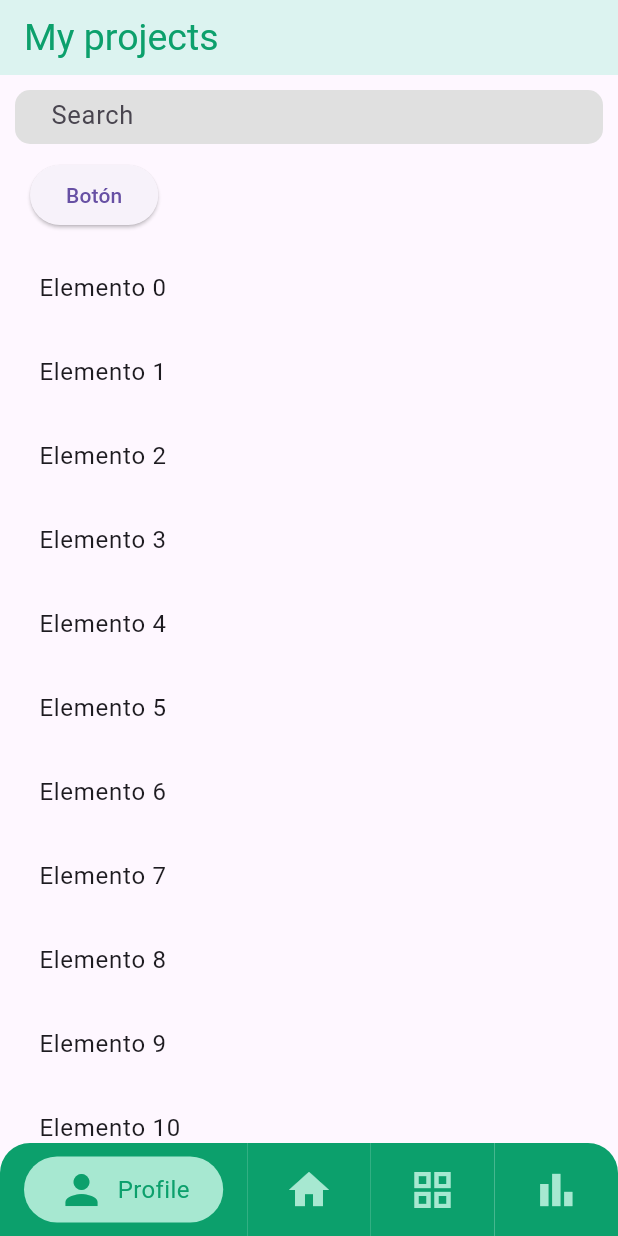
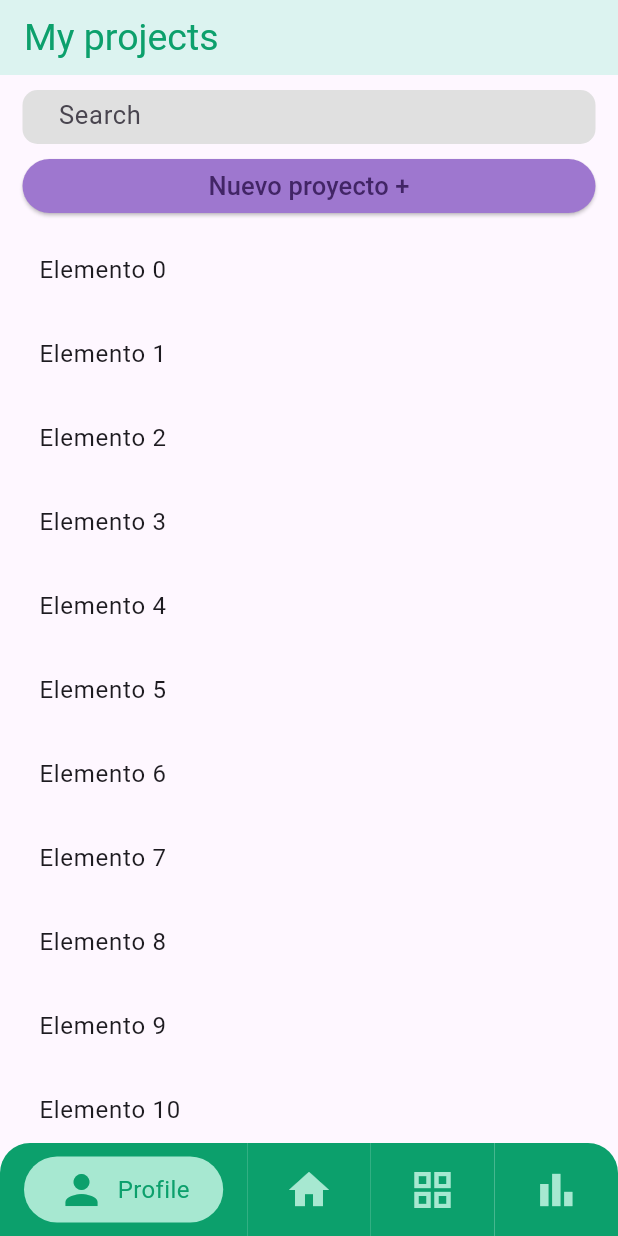
Before and after one commit to salo368/Mobile-Project-Final, a Flutter app: the screen it shows after launch, on a phone screen of 412 x 824 dp. Run offline on Flutter 3.47's test engine with Material 3 defaults, Android fonts, the phone set to English and light mode, and no system bars; our stand-ins replace get.

Commit message:
add Button

```diff
--- a/lib/ui/projects/projects_page.dart
+++ b/lib/ui/projects/projects_page.dart
@@ -30,7 +30,7 @@ class _ProjectsPageState extends State<ProjectsPage> {
           crossAxisAlignment: CrossAxisAlignment.start,
           children: <Widget>[
             Padding(
-              padding: const EdgeInsets.only(top: 10, bottom: 5, left: 10.0, right: 10.0),
+              padding: const EdgeInsets.only(top: 10, bottom: 10, left: 15.0, right: 15.0),
               child: SizedBox(
                 width: double.infinity,
                 height: 36.0,
@@ -54,12 +54,27 @@ class _ProjectsPageState extends State<ProjectsPage> {
               ),
             ),
             Padding(
-              padding: const EdgeInsets.symmetric(vertical: 5, horizontal: 20),
-              child: ElevatedButton(
-                onPressed: () {
-                  // Función que se ejecuta al presionar el botón
-                },
-                child: const Text('Botón'),
+              padding: const EdgeInsets.only(bottom: 5, left: 15.0, right: 15.0),
+              child: SizedBox(
+                height: 36.0,
+                child: Row(
+                  children: [
+                    Expanded(
+                      child: ElevatedButton(
+                        onPressed: () {
+                          // Función que se ejecuta al presionar el botón
+                        },
+                        style: ButtonStyle(
+                          backgroundColor: MaterialStateProperty.all<Color>(const Color.fromARGB(255, 158, 119, 207)),
+                        ),
+                        child: const Text(
+                          'Nuevo proyecto +',
+                          style: TextStyle(fontSize: 17.0,color: Color.fromARGB(255, 66, 37, 102)),
+                        ),
+                      ),
+                    ),
+                  ],
+                ),
               ),
             ),
             Expanded(
```
